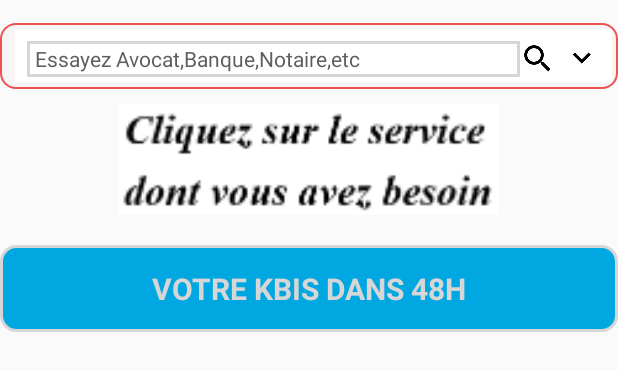
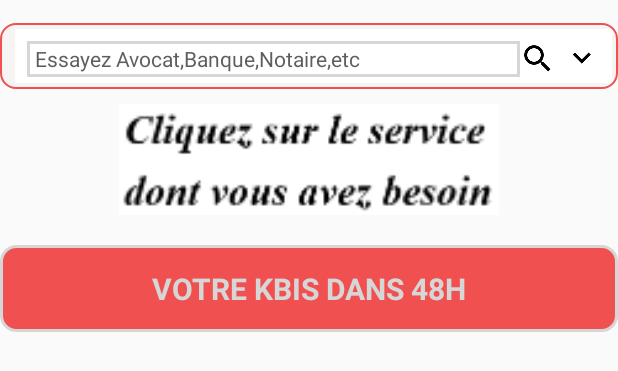
Before and after one commit to raoelson/FGU, an Android app: the layout fragment_recherche.xml on its own in the app's theme, with its tools: preview values and no code run, on a phone screen of 412 x 824 dp. Shown: the top 371 px of the screen. Run offline under Robolectric (Android 15) with nearby library versions, the light colour scheme and no system bars.

Commit message:
change color accueil

```diff
--- a/app/src/main/res/drawable/rounded_corner.xml
+++ b/app/src/main/res/drawable/rounded_corner.xml
@@ -5,7 +5,7 @@
 
     <!-- view background color -->
     <solid
-        android:color="#00A7E1" >
+        android:color="@color/colorPrimaryDark" >
     </solid>
 
     <!-- view border color and width -->
--- a/app/src/main/res/layout/fragment_acceuil.xml
+++ b/app/src/main/res/layout/fragment_acceuil.xml
@@ -153,20 +153,20 @@
                 android:padding="12dp"
                 android:text="Expert \nComptable"/>
             <android.support.v7.widget.AppCompatButton
-                android:layout_width="109dp"
+                android:layout_width="115dp"
                 android:layout_marginLeft="20dp"
                 android:textColor="@color/colorActive"
                 android:background="@color/colorPrimary"
                 android:layout_height="70dp"
                 android:layout_marginTop="24dp"
                 android:layout_marginBottom="24dp"
-                android:padding="12dp"
+                android:padding="1dp"
                 android:id="@+id/btnCommunication_"
                 android:text="Communication"/>
 
             <android.support.v7.widget.AppCompatButton
                 android:id="@+id/btnNotaire_"
-                android:layout_width="109dp"
+                android:layout_width="95dp"
                 android:layout_height="70dp"
                 android:layout_marginBottom="24dp"
                 android:layout_marginLeft="20dp"
--- a/app/src/main/res/layout/fragment_recherche.xml
+++ b/app/src/main/res/layout/fragment_recherche.xml
@@ -36,6 +36,7 @@
                 android:textColorHint="@color/colorText"
                 android:background="@drawable/editback"
                 android:textColor="#555555"
+                android:singleLine="true"
                 android:textSize="14sp" />
             <android.support.v7.widget.AppCompatImageView
                 android:id="@+id/btnRecherche_rec"
```
Also changed, not shown: app/src/main/java/com/example/raoelson/fgu/Fragment/RechercheFragment.java (+53 -16 lines).
